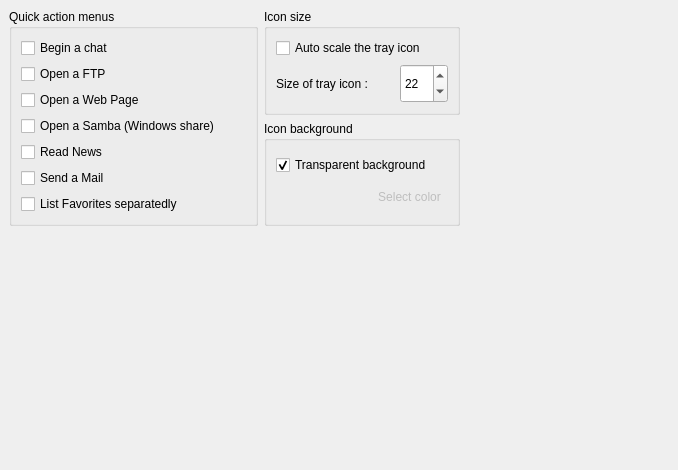
This is modules/tray/rzxtrayprop.ui in Fruneau/qRezix as Qt 5 draws it before an edit. The edited form follows.
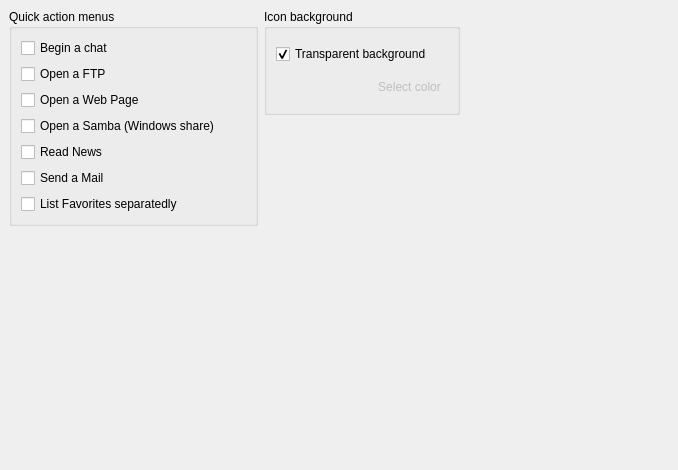
This is the edited form.

Commit message: Fin du tray en Qt4, retrait de l'autoscale sous Linux.

```diff
--- a/modules/tray/rzxtrayprop.ui
+++ b/modules/tray/rzxtrayprop.ui
@@ -22,7 +22,7 @@
    <property name="spacing" >
     <number>6</number>
    </property>
-   <item row="1" column="1" >
+   <item row="0" column="1" >
     <widget class="QGroupBox" name="groupBackground" >
      <property name="title" >
       <string>Icon background</string>
@@ -86,80 +86,6 @@
      </property>
     </spacer>
    </item>
-   <item row="0" column="1" >
-    <widget class="QGroupBox" name="groupSize" >
-     <property name="whatsThis" >
-      <string>&lt;h3>Systray&lt;/h3>&lt;p>Do you want to have qRezix reduced to an icon in the systray ?&lt;/p></string>
-     </property>
-     <property name="title" >
-      <string>Icon size</string>
-     </property>
-     <layout class="QGridLayout" >
-      <property name="margin" >
-       <number>9</number>
-      </property>
-      <property name="spacing" >
-       <number>6</number>
-      </property>
-      <item row="1" column="1" >
-       <widget class="QSpinBox" name="sbTraySize" >
-        <property name="sizePolicy" >
-         <sizepolicy>
-          <hsizetype>5</hsizetype>
-          <vsizetype>5</vsizetype>
-          <horstretch>0</horstretch>
-          <verstretch>0</verstretch>
-         </sizepolicy>
-        </property>
-        <property name="minimumSize" >
-         <size>
-          <width>48</width>
-          <height>0</height>
-         </size>
-        </property>
-        <property name="maximumSize" >
-         <size>
-          <width>48</width>
-          <height>32767</height>
-         </size>
-        </property>
-        <property name="buttonSymbols" >
-         <enum>QAbstractSpinBox::UpDownArrows</enum>
-        </property>
-        <property name="maximum" >
-         <number>128</number>
-        </property>
-        <property name="minimum" >
-         <number>1</number>
-        </property>
-        <property name="value" >
-         <number>22</number>
-        </property>
-       </widget>
-      </item>
-      <item row="0" column="0" colspan="2" >
-       <widget class="QCheckBox" name="cbAutoScale" >
-        <property name="whatsThis" >
-         <string>&lt;h3>Auto-scale&lt;/h3>&lt;p>If enabled, qRezix will try to automaticly adjust the trayicon size to fit its container&lt;/p></string>
-        </property>
-        <property name="text" >
-         <string>Auto scale the tray icon</string>
-        </property>
-       </widget>
-      </item>
-      <item row="1" column="0" >
-       <widget class="QLabel" name="lblTraySize" >
-        <property name="text" >
-         <string>Size of tray icon :</string>
-        </property>
-        <property name="buddy" >
-         <cstring>sbTraySize</cstring>
-        </property>
-       </widget>
-      </item>
-     </layout>
-    </widget>
-   </item>
    <item row="2" column="1" >
     <spacer>
      <property name="orientation" >
```
The commit also changes 1 other file.
